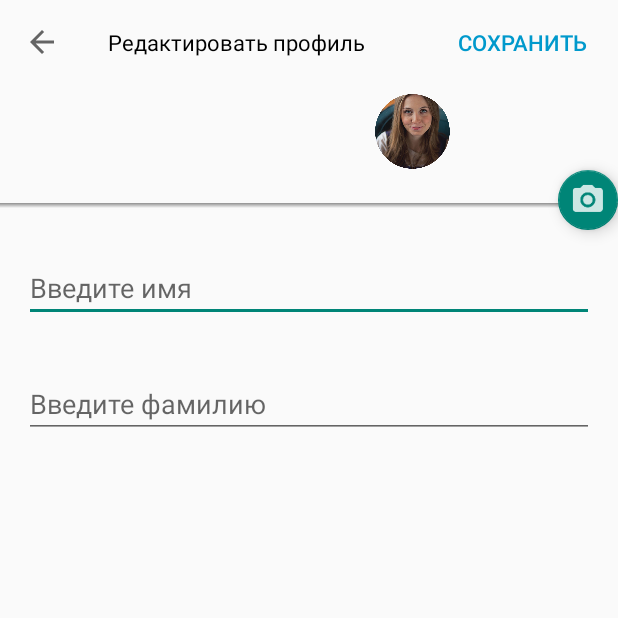
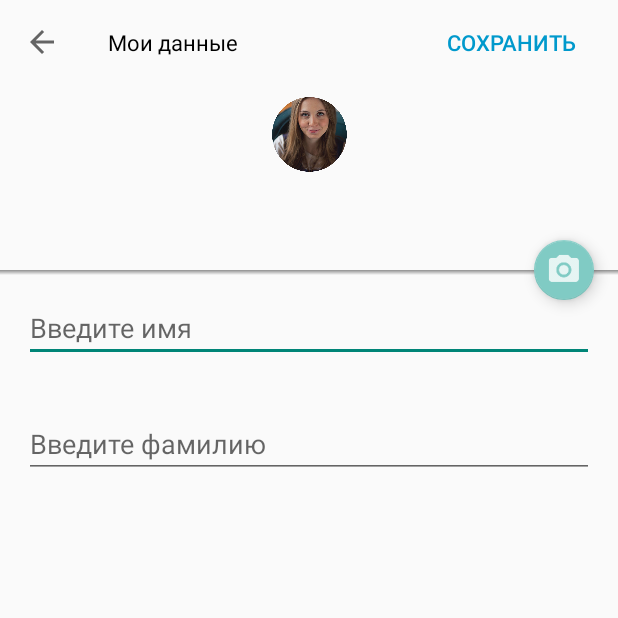
Before and after one commit to ChippZanuff/MarketPlace, an Android app: the ProfileEdit screen opened directly, with no data from a screen before it, on a phone screen of 412 x 824 dp, the top half of it. Run offline under Robolectric (Android 15) with nearby library versions, the phone set to English and light mode, and no system bars.

Commit message:
Fixed floating button anchor, centered avatar in profileeditactivity

```diff
--- a/app/src/main/java/com/example/deepdev_03/muvito/Activities/Settings/ProfileEdit.java
+++ b/app/src/main/java/com/example/deepdev_03/muvito/Activities/Settings/ProfileEdit.java
@@ -51,7 +51,7 @@ public class ProfileEdit extends AppCompatActivity
         this.firstName = (EditText) findViewById(R.id.user_profile_edit_first_name);
         this.secondName = (EditText) findViewById(R.id.user_profile_edit_secondName);
         this.toolbar = (Toolbar) findViewById(R.id.user_profile_edit_profile_toolbar);
-        this.fab = (FloatingActionButton) findViewById(R.id.user_profile_set_avatar);
+        //this.fab = (FloatingActionButton) findViewById(R.id.user_profile_set_avatar);
         this.avatar = (ImageView) findViewById(R.id.user_profile_avatar);
         this.avatar.setImageBitmap(getCroppedBitmap(BitmapFactory.decodeResource(getResources(), R.drawable.devka)));
     }
--- a/app/src/main/res/layout/activity_user_profile_edit.xml
+++ b/app/src/main/res/layout/activity_user_profile_edit.xml
@@ -1,14 +1,17 @@
 <?xml version="1.0" encoding="utf-8"?>
-<LinearLayout xmlns:android="http://schemas.android.com/apk/res/android"
+<android.support.design.widget.CoordinatorLayout
+    xmlns:android="http://schemas.android.com/apk/res/android"
     xmlns:app="http://schemas.android.com/apk/res-auto"
+    xmlns:tools="http://schemas.android.com/tools"
     android:orientation="vertical"
     android:layout_width="match_parent"
-              android:layout_height="match_parent">
+    android:layout_height="match_parent"
+    tools:context=".Activities.Settings.ProfileEdit">
 
     <android.support.v7.widget.Toolbar
         android:id="@+id/user_profile_edit_profile_toolbar"
         android:layout_width="match_parent"
-        android:layout_height="wrap_content"
+        android:layout_height="@dimen/google_map_size"
         android:elevation="@dimen/elevation">
 
         <TextView
@@ -17,29 +20,29 @@
             android:layout_gravity="top"
             android:textSize="@dimen/text_description_size"
             android:textColor="@android:color/black"
-            android:text="Редактировать профиль"/>
+            android:text="Мои данные"/>
 
         <Button
             android:layout_width="wrap_content"
-            android:layout_height="20dp"
+            android:layout_height="wrap_content"
             android:layout_gravity="right|top"
-            android:layout_marginRight="20dp"
+            android:layout_marginRight="@dimen/activity_vertical_margin"
             android:textColor="@android:color/holo_blue_dark"
             android:textSize="@dimen/text_description_size"
             android:text="Сохранить"
-            android:background="@null"/>
+            style="@style/Widget.AppCompat.Button.Borderless"/>
 
         <ImageView
             android:id="@+id/user_profile_avatar"
             android:layout_width="@dimen/user_avatar"
             android:layout_height="@dimen/user_avatar"
-            android:layout_marginBottom="@dimen/activity_vertical_margin"
-            android:layout_gravity="center"
-            android:layout_marginTop="?attr/actionBarSize"/>
+            android:layout_gravity="center_vertical|center_horizontal"
+            android:layout_marginTop="@dimen/bottom_tabs_size"/>
 
     </android.support.v7.widget.Toolbar>
 
     <View
+        android:layout_marginTop="@dimen/google_map_size"
         android:layout_width="match_parent"
         android:layout_height="@dimen/elevation"
         android:background="@drawable/toolbar_up_to_bottom_shadow"/>
@@ -48,10 +51,18 @@
         android:id="@+id/user_profile_set_avatar"
         android:layout_width="wrap_content"
         android:layout_height="wrap_content"
-        android:layout_marginTop="@dimen/fab_anchor_hack"
-        android:layout_gravity="right"
+        android:layout_margin="@dimen/activity_vertical_margin"
         android:src="@drawable/ic_change_avatar"
-        app:fabSize="mini"/>
+        app:fabSize="mini"
+        app:theme="@style/Theme.AppCompat"
+        app:layout_anchor="@+id/user_profile_edit_profile_toolbar"
+        app:layout_anchorGravity="end|bottom"/>
+
+    <LinearLayout
+        android:orientation="vertical"
+        android:layout_width="match_parent"
+        android:layout_height="wrap_content"
+        android:layout_marginTop="@dimen/google_map_size">
 
         <EditText
             android:id="@+id/user_profile_edit_first_name"
@@ -70,3 +81,5 @@
             android:hint="Введите фамилию"/>
 
     </LinearLayout>
+
+</android.support.design.widget.CoordinatorLayout>
--- a/app/src/main/res/values-hdpi/dimens.xml
+++ b/app/src/main/res/values-hdpi/dimens.xml
@@ -49,4 +49,8 @@
     <dimen name="collapsing_toolbar_icon_size">21.6dp</dimen>
     <dimen name="collapsing_toolbar_shadow">90dp</dimen>
     <dimen name="user_profile_action_bar_height">198dp</dimen>
+    <dimen name="fab_anchor_hack">-18.9dp</dimen>
+    <dimen name="sim_card_size">180dp</dimen>
+    <dimen name="home_tab_swipe_refresh_start">18dp</dimen>
+    <dimen name="home_tab_swipe_refresh_end">54dp</dimen>
 </resources>
--- a/app/src/main/res/values-xhdpi/dimens.xml
+++ b/app/src/main/res/values-xhdpi/dimens.xml
@@ -49,7 +49,7 @@
     <dimen name="collapsing_toolbar_icon_size">24dp</dimen>
     <dimen name="collapsing_toolbar_shadow">100dp</dimen>
     <dimen name="user_profile_action_bar_height">220dp</dimen>
-    <dimen name="fab_anchor_hack">-25dp</dimen>
+    <dimen name="fab_anchor_hack">-21dp</dimen>
     <dimen name="sim_card_size">200dp</dimen>
     <dimen name="home_tab_swipe_refresh_start">20dp</dimen>
     <dimen name="home_tab_swipe_refresh_end">60dp</dimen>
--- a/app/src/main/res/values-xxhdpi/dimens.xml
+++ b/app/src/main/res/values-xxhdpi/dimens.xml
@@ -49,4 +49,8 @@
     <dimen name="collapsing_toolbar_icon_size">26.4dp</dimen>
     <dimen name="collapsing_toolbar_shadow">110dp</dimen>
     <dimen name="user_profile_action_bar_height">242dp</dimen>
+    <dimen name="fab_anchor_hack">-23.1dp</dimen>
+    <dimen name="sim_card_size">220dp</dimen>
+    <dimen name="home_tab_swipe_refresh_start">22dp</dimen>
+    <dimen name="home_tab_swipe_refresh_end">66dp</dimen>
 </resources>
```
Lines whose indentation alone changed are shown as unchanged.
